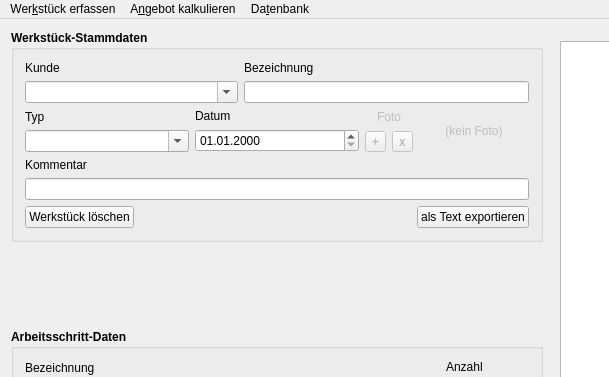
Before: the Qt Designer form tailors_assistant/mainwindow.ui in flauschzelle/tailors-assistant, drawn with Qt 5; both pictures show x 0 to 609 and y 0 to 377 of the 1092 by 668 pixel window.
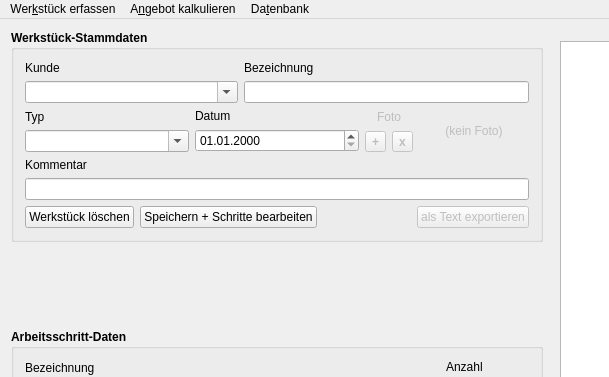
After: the same form once the commit is applied.

Commit message: added a button for saving & start editing steps

Diff of the .ui file:
```diff
--- a/tailors_assistant/mainwindow.ui
+++ b/tailors_assistant/mainwindow.ui
@@ -297,6 +297,19 @@
                </property>
               </widget>
              </item>
+             <item>
+              <widget class="QPushButton" name="editStepsPushButton">
+               <property name="font">
+                <font>
+                 <weight>50</weight>
+                 <bold>false</bold>
+                </font>
+               </property>
+               <property name="text">
+                <string>Speichern + Schritte bearbeiten</string>
+               </property>
+              </widget>
+             </item>
              <item>
               <spacer name="horizontalSpacer">
                <property name="orientation">
@@ -312,6 +325,9 @@
              </item>
              <item>
               <widget class="QPushButton" name="exportPiecePushButton">
+               <property name="enabled">
+                <bool>false</bool>
+               </property>
                <property name="font">
                 <font>
                  <weight>50</weight>
```
The commit also changes 2 other files.
